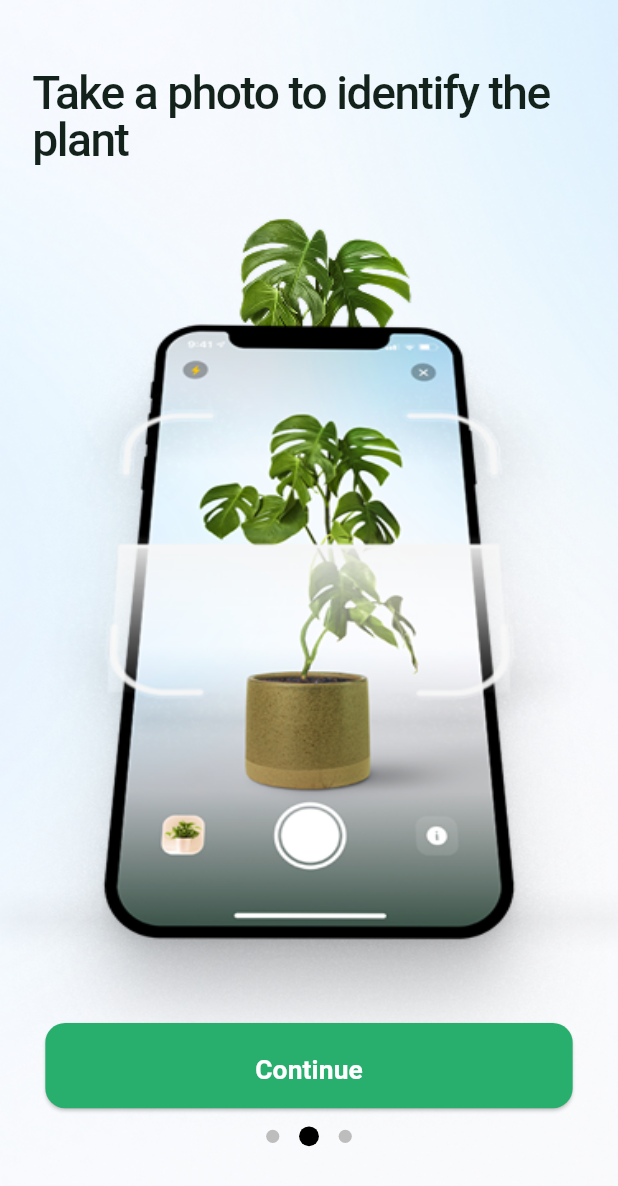
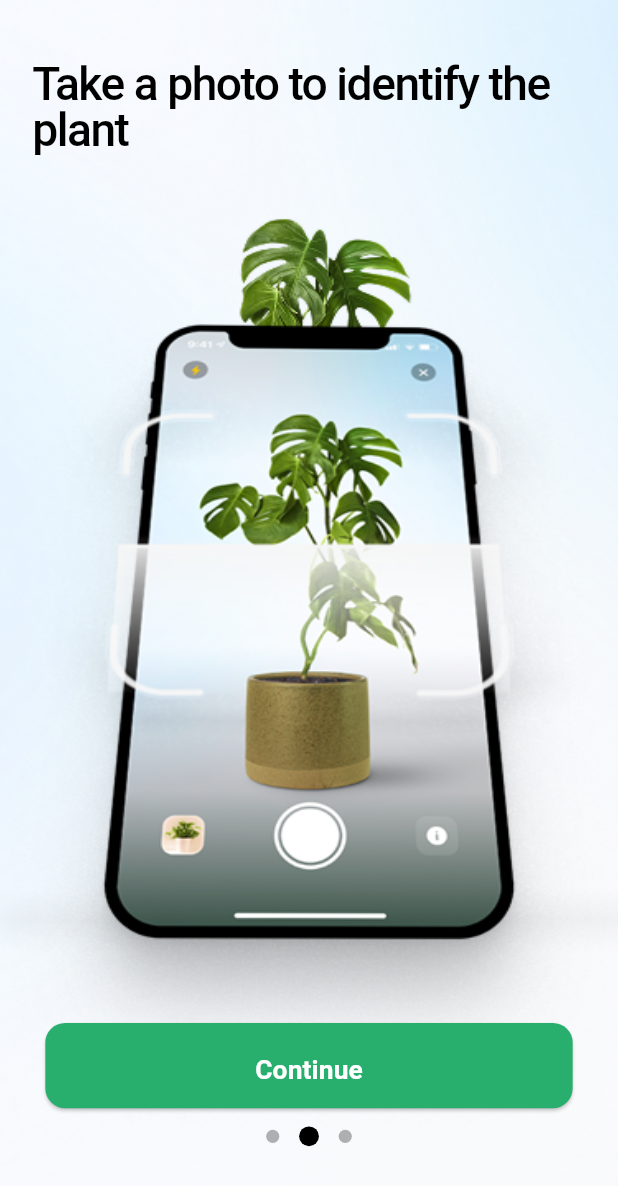
Before and after one commit to ozlemton/plantApp, a Flutter app: the screen it shows after launch, after a tap on "Get Started", on a phone screen of 412 x 824 dp. Shown: the top 1186 px of the screen. Run offline on Flutter 3.47's test engine with Material 3 defaults, Android fonts, the phone set to English and light mode, and no system bars; our stand-ins replace auto_route, bloc, dio, flutter_bloc, freezed_annotation, shared_preferences; network calls fail.

Commit message:
feat:App Theme is added and files are changed with it.

```diff
--- a/lib/app/app.dart
+++ b/lib/app/app.dart
@@ -1,5 +1,6 @@
 import 'package:flutter/material.dart';
 import '../core/utils/size_config.dart';
+import '../core/utils/app_theme.dart';
 import 'router/app_router.dart';
 
 class PlantApp extends StatelessWidget {
@@ -7,14 +8,17 @@ class PlantApp extends StatelessWidget {
 
   @override
   Widget build(BuildContext context) {
+    SizeConfig.isIOS = Theme.of(context).platform == TargetPlatform.iOS;
+
     final _appRouter = AppRouter();
     SizeConfig.init(context);
 
     return MaterialApp.router(
       debugShowCheckedModeBanner: false,
       title: 'PlantApp',
-      theme: ThemeData.light(),
-      darkTheme: ThemeData.dark(),
+      theme: AppTheme.lightTheme,
+      darkTheme: AppTheme.darkTheme,
+      themeMode: ThemeMode.system,
       routerConfig: _appRouter.config(),
     );
   }
--- a/lib/app/router/app_router.dart
+++ b/lib/app/router/app_router.dart
@@ -1,11 +1,11 @@
 import 'package:auto_route/auto_route.dart';
 
+import '../../core/utils/splash_screen.dart';
 import '../../features/home/views/home_screen.dart';
 import '../../features/onboarding/views/get_started_screen.dart';
 import '../../features/onboarding/views/onboarding1_screen.dart';
 import '../../features/onboarding/views/onboarding2_screen.dart';
 import '../../features/paywall/views/paywall_screen.dart';
-import '../splash_Screen.dart';
 
 part 'app_router.gr.dart';
 
@@ -13,8 +13,8 @@ part 'app_router.gr.dart';
 class AppRouter extends _$AppRouter {
   @override
   List<AutoRoute> get routes => [
-    AutoRoute(page: SplashRoute.page, initial: true),
-    AutoRoute(page: GetStartedRoute.page),
+    AutoRoute(page: SplashRoute.page),
+    AutoRoute(page: GetStartedRoute.page, initial: true),
     AutoRoute(page: Onboarding1Route.page),
     AutoRoute(page: Onboarding2Route.page),
     AutoRoute(page: PaywallRoute.page),
--- /dev/null
+++ b/lib/core/utils/app_theme.dart
@@ -0,0 +1,61 @@
+import 'package:flutter/material.dart';
+
+class AppTheme {
+  static ThemeData lightTheme = ThemeData(
+    brightness: Brightness.light,
+    primaryColor: const Color(0xFF28AF6E),
+    scaffoldBackgroundColor: Colors.white,
+    colorScheme: ColorScheme.light(
+      primary: const Color(0xFF28AF6E),
+      secondary: const Color(0xFF13231B),
+      background: Colors.white,
+      onPrimary: Colors.white,
+      onSecondary: Colors.black87,
+    ),
+    textTheme: const TextTheme(
+      headlineLarge: TextStyle(
+        fontSize: 28,
+        fontWeight: FontWeight.w500,
+        color: Color(0xFF13231B),
+      ),
+      bodyMedium: TextStyle(
+        fontSize: 16,
+        color: Color(0xFF13231B),
+      ),
+      labelLarge: TextStyle(
+        fontSize: 16,
+        fontWeight: FontWeight.w600,
+        color: Colors.white,
+      ),
+    ),
+  );
+
+  static ThemeData darkTheme = ThemeData(
+    brightness: Brightness.dark,
+    primaryColor: const Color(0xFF28AF6E),
+    scaffoldBackgroundColor: const Color(0xFF101e17),
+    colorScheme: ColorScheme.dark(
+      primary: const Color(0xFF28AF6E),
+      secondary: const Color(0xFFB2DFDB),
+      background: const Color(0xFF101e17),
+      onPrimary: Colors.white,
+      onSecondary: Colors.white,
+    ),
+    textTheme: const TextTheme(
+      headlineLarge: TextStyle(
+        fontSize: 28,
+        fontWeight: FontWeight.w500,
+        color: Colors.white,
+      ),
+      bodyMedium: TextStyle(
+        fontSize: 16,
+        color: Colors.white,
+      ),
+      labelLarge: TextStyle(
+        fontSize: 16,
+        fontWeight: FontWeight.w600,
+        color: Colors.white,
+      ),
+    ),
+  );
+}
--- a/lib/core/utils/size_config.dart
+++ b/lib/core/utils/size_config.dart
@@ -6,6 +6,7 @@ class SizeConfig {
   static late double screenHeight;
   static late double defaultSize;
   static late Orientation orientation;
+  static late bool isIOS;
 
   static void init(BuildContext context) {
     _mediaQueryData = MediaQuery.of(context);
--- a/lib/app/splash_screen.dart
+++ b/lib/core/utils/splash_screen.dart
@@ -2,7 +2,7 @@
 import 'package:auto_route/auto_route.dart';
 import 'package:flutter/material.dart';
 import 'package:shared_preferences/shared_preferences.dart';
-import '../../../app/router/app_router.dart';
+import '../../../../app/router/app_router.dart';
 
 @RoutePage()
 class SplashScreen extends StatelessWidget {
--- a/lib/features/onboarding/views/get_started_screen.dart
+++ b/lib/features/onboarding/views/get_started_screen.dart
@@ -9,6 +9,9 @@ class GetStartedScreen extends StatelessWidget {
 
   @override
   Widget build(BuildContext context) {
+    final theme = Theme.of(context);
+    final colorScheme = theme.colorScheme;
+
     return Scaffold(
       body: Stack(
         children: [
@@ -32,7 +35,9 @@ class GetStartedScreen extends StatelessWidget {
                     ),
                   ),
                   Positioned(
-                    top: SizeConfig.getProportionalHeight(40),
+                    top: SizeConfig.getProportionalHeight(
+                      SizeConfig.isIOS ? 60 : 40,
+                    ),
                     left: SizeConfig.getProportionalWidth(20),
                     right: SizeConfig.getProportionalWidth(20),
                     child: Column(
@@ -40,25 +45,17 @@ class GetStartedScreen extends StatelessWidget {
                       children: [
                         Text(
                           'Welcome to PlantApp',
-                          style: TextStyle(
-                            fontFamily: 'Roboto',
-                            fontWeight: FontWeight.w400,
-                            fontSize: SizeConfig.getProportionalWidth(28),
-                            height: 1.0,
-                            color: const Color(0xFF13231B),
+                          style: theme.textTheme.headlineLarge?.copyWith(
+                            fontSize: SizeConfig.getProportionalHeight(28),
                           ),
                         ),
-                        SizedBox(height: SizeConfig.getProportionalHeight(12)),
+                        // SizedBox(height: SizeConfig.getProportionalHeight(12)),
                         SizedBox(
                           width: SizeConfig.getProportionalWidth(300),
                           child: Text(
                             'Identify more than 3000+ plants and 88% accuracy.',
-                            style: TextStyle(
-                              fontFamily: 'Roboto',
-                              fontWeight: FontWeight.w400,
-                              fontSize: SizeConfig.getProportionalWidth(16),
-                              height: 1.375,
-                              color: const Color(0xB213231B),
+                            style: theme.textTheme.bodyMedium?.copyWith(
+                              color: colorScheme.onSecondary.withOpacity(0.7),
                             ),
                           ),
                         ),
@@ -79,7 +76,7 @@ class GetStartedScreen extends StatelessWidget {
                       context.pushRoute(const Onboarding1Route());
                     },
                     style: ElevatedButton.styleFrom(
-                      backgroundColor: const Color(0xFF28AF6E),
+                      backgroundColor: colorScheme.primary,
                       padding: EdgeInsets.symmetric(
                         horizontal: SizeConfig.getProportionalWidth(16),
                         vertical: SizeConfig.getProportionalHeight(18),
@@ -92,18 +89,14 @@ class GetStartedScreen extends StatelessWidget {
                     ),
                     child: Text(
                       "Get Started",
-                      style: TextStyle(
-                        fontFamily: 'Roboto',
-                        fontWeight: FontWeight.w600,
+                      style: theme.textTheme.labelLarge?.copyWith(
+                        color: colorScheme.onPrimary,
                         fontSize: SizeConfig.getProportionalWidth(16),
-                        height: 1.5,
-                        color: Colors.white,
                       ),
                     ),
                   ),
                 ),
               ),
-
               Container(
                 width: SizeConfig.getProportionalWidth(232),
                 height: SizeConfig.getProportionalHeight(30),
@@ -111,12 +104,10 @@ class GetStartedScreen extends StatelessWidget {
                 child: Text(
                   'By tapping next, you are agreeing to PlantID\nTerms of Use & Privacy Policy.',
                   textAlign: TextAlign.center,
-                  style: TextStyle(
-                    fontFamily: 'Roboto',
-                    fontWeight: FontWeight.w400,
+                  style: theme.textTheme.bodySmall?.copyWith(
                     fontSize: SizeConfig.getProportionalWidth(11),
                     height: 1.36,
-                    color: const Color(0xB2597165),
+                    color: colorScheme.onSecondary.withOpacity(0.5),
                   ),
                 ),
               ),
--- a/lib/features/onboarding/views/onboarding1_screen.dart
+++ b/lib/features/onboarding/views/onboarding1_screen.dart
@@ -1,12 +1,5 @@
 import 'package:auto_route/auto_route.dart';
 import 'package:flutter/material.dart';
-
-import '../../../../app/router/app_router.dart';
-import '../../../../core/utils/size_config.dart';
-
-import 'package:auto_route/auto_route.dart';
-import 'package:flutter/material.dart';
-
 import '../../../../app/router/app_router.dart';
 import '../../../../core/utils/size_config.dart';
 
@@ -16,6 +9,9 @@ class Onboarding1Screen extends StatelessWidget {
 
   @override
   Widget build(BuildContext context) {
+    final theme = Theme.of(context);
+    final colorScheme = theme.colorScheme;
+
     return Scaffold(
       body: Stack(
         children: [
@@ -43,7 +39,9 @@ class Onboarding1Screen extends StatelessWidget {
                     ),
                   ),
                   Positioned(
-                    top: SizeConfig.getProportionalHeight(46),
+                    top: SizeConfig.getProportionalHeight(
+                      SizeConfig.isIOS ? 60 : 40,
+                    ),
                     left: SizeConfig.getProportionalWidth(20),
                     right: SizeConfig.getProportionalWidth(20),
                     child: SizedBox(
@@ -51,13 +49,12 @@ class Onboarding1Screen extends StatelessWidget {
                       height: SizeConfig.getProportionalHeight(66),
                       child: Text(
                         'Take a photo to identify the plant',
-                        style: TextStyle(
-                          fontFamily: 'Roboto',
+                        style: theme.textTheme.headlineMedium?.copyWith(
                           fontWeight: FontWeight.w500,
                           fontSize: SizeConfig.getProportionalWidth(28),
                           height: 1,
-                          letterSpacing: -1.0,
-                          color: const Color(0xFF13231B),
+                          letterSpacing: -1,
+                          color: colorScheme.onBackground,
                         ),
                       ),
                     ),
@@ -72,7 +69,7 @@ class Onboarding1Screen extends StatelessWidget {
                     context.pushRoute(const Onboarding2Route());
                   },
                   style: ElevatedButton.styleFrom(
-                    backgroundColor: const Color(0xFF28AF6E),
+                    backgroundColor: colorScheme.primary,
                     padding: EdgeInsets.symmetric(
                       horizontal: SizeConfig.getProportionalWidth(16),
                       vertical: SizeConfig.getProportionalHeight(18),
@@ -85,17 +82,13 @@ class Onboarding1Screen extends StatelessWidget {
                   ),
                   child: Text(
                     "Continue",
-                    style: TextStyle(
-                      fontFamily: 'Roboto',
-                      fontWeight: FontWeight.w600,
+                    style: theme.textTheme.labelLarge?.copyWith(
+                      color: colorScheme.onPrimary,
                       fontSize: SizeConfig.getProportionalWidth(16),
-                      height: 1.5,
-                      color: Colors.white,
                     ),
                   ),
                 ),
               ),
-
               SizedBox(height: SizeConfig.getProportionalHeight(12)),
               Row(
                 mainAxisAlignment: MainAxisAlignment.center,
@@ -109,7 +102,9 @@ class Onboarding1Screen extends StatelessWidget {
                     width: SizeConfig.getProportionalWidth(isActive ? 12 : 8),
                     height: SizeConfig.getProportionalWidth(isActive ? 12 : 8),
                     decoration: BoxDecoration(
-                      color: isActive ? Colors.black : Colors.grey[400],
+                      color: isActive
+                          ? colorScheme.onBackground
+                          : colorScheme.onBackground.withOpacity(0.3),
                       shape: BoxShape.circle,
                     ),
                   );
```
Also changed, not shown: lib/features/home/views/blog_item_screen.dart (+15 -5 lines), lib/features/home/views/category_screen.dart (+21 -8 lines), lib/features/home/views/home_screen.dart (+17 -11 lines), lib/features/onboarding/views/onboarding2_screen.dart (+14 -16 lines), lib/features/paywall/views/paywall_screen.dart (+8 -6 lines), 4 other files.
